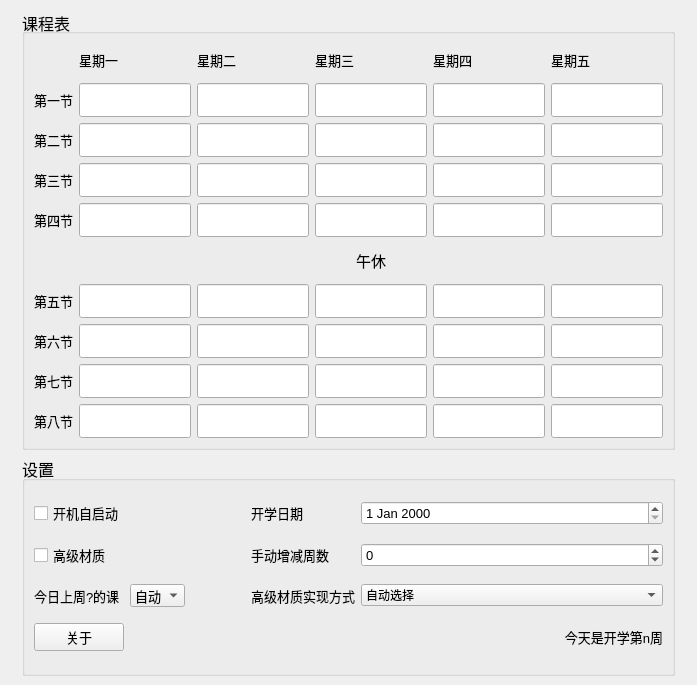
Above: mainwindow.ui from ooorange-git/SmartSchedule before the change. Below: the same form after it.
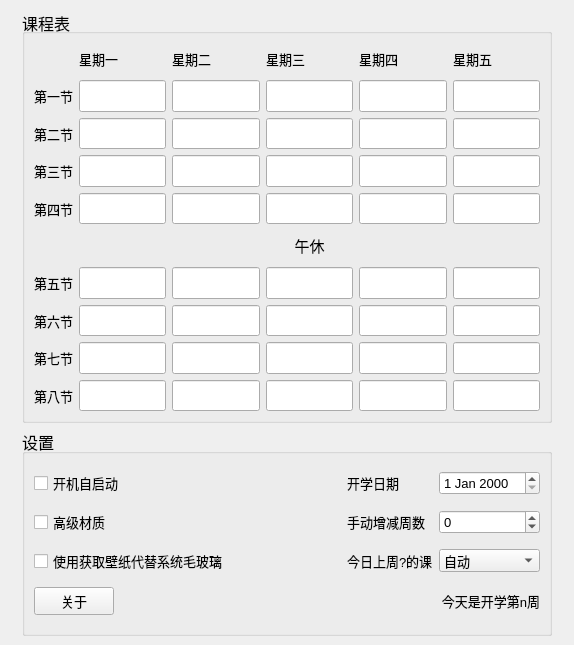
That is the form after the change. Icons and pictures are not drawn.

Diff of the .ui file:
```diff
--- a/mainwindow.ui
+++ b/mainwindow.ui
@@ -6,8 +6,8 @@
    <rect>
     <x>0</x>
     <y>0</y>
-    <width>623</width>
-    <height>685</height>
+    <width>574</width>
+    <height>645</height>
    </rect>
   </property>
   <property name="windowTitle">
@@ -835,20 +835,8 @@
       <property name="title">
        <string>设置</string>
       </property>
-      <layout class="QGridLayout" name="gridLayout" columnstretch="1,2,1,1,1">
-       <item row="1" column="3">
-        <widget class="QLabel" name="label">
-         <property name="font">
-          <font>
-           <pointsize>10</pointsize>
-          </font>
-         </property>
-         <property name="text">
-          <string>手动增减周数</string>
-         </property>
-        </widget>
-       </item>
-       <item row="2" column="1">
+      <layout class="QGridLayout" name="gridLayout" columnstretch="1,0,0,0,0">
+       <item row="2" column="4">
         <widget class="QComboBox" name="day">
          <property name="font">
           <font>
@@ -887,27 +875,51 @@
          </item>
         </widget>
        </item>
-       <item row="0" column="3">
-        <widget class="QLabel" name="label_2">
+       <item row="1" column="4">
+        <widget class="QSpinBox" name="spinBox">
+         <property name="sizePolicy">
+          <sizepolicy hsizetype="Preferred" vsizetype="Fixed">
+           <horstretch>0</horstretch>
+           <verstretch>0</verstretch>
+          </sizepolicy>
+         </property>
          <property name="font">
           <font>
            <pointsize>10</pointsize>
           </font>
          </property>
-         <property name="text">
-          <string>开学日期</string>
+         <property name="minimum">
+          <number>-10</number>
+         </property>
+         <property name="maximum">
+          <number>10</number>
          </property>
         </widget>
        </item>
-       <item row="1" column="0">
-        <widget class="QCheckBox" name="checkBox">
+       <item row="3" column="0" colspan="3">
+        <widget class="QPushButton" name="aboutButton">
+         <property name="enabled">
+          <bool>true</bool>
+         </property>
+         <property name="sizePolicy">
+          <sizepolicy hsizetype="Fixed" vsizetype="Fixed">
+           <horstretch>0</horstretch>
+           <verstretch>0</verstretch>
+          </sizepolicy>
+         </property>
+         <property name="baseSize">
+          <size>
+           <width>0</width>
+           <height>0</height>
+          </size>
+         </property>
          <property name="font">
           <font>
            <pointsize>10</pointsize>
           </font>
          </property>
          <property name="text">
-          <string>高级材质</string>
+          <string>关于</string>
          </property>
         </widget>
        </item>
@@ -932,8 +944,8 @@
          </property>
         </widget>
        </item>
-       <item row="0" column="4">
-        <widget class="QDateEdit" name="dateEdit">
+       <item row="2" column="0" colspan="2">
+        <widget class="QCheckBox" name="checkBox_2">
          <property name="sizePolicy">
           <sizepolicy hsizetype="Preferred" vsizetype="Fixed">
            <horstretch>0</horstretch>
@@ -945,17 +957,8 @@
            <pointsize>10</pointsize>
           </font>
          </property>
-        </widget>
-       </item>
-       <item row="2" column="3">
-        <widget class="QLabel" name="label_10">
-         <property name="font">
-          <font>
-           <pointsize>10</pointsize>
-          </font>
-         </property>
          <property name="text">
-          <string>高级材质实现方式</string>
+          <string>使用获取壁纸代替系统毛玻璃</string>
          </property>
         </widget>
        </item>
@@ -974,75 +977,7 @@
          </property>
         </widget>
        </item>
-       <item row="1" column="4">
-        <widget class="QSpinBox" name="spinBox">
-         <property name="sizePolicy">
-          <sizepolicy hsizetype="Preferred" vsizetype="Fixed">
-           <horstretch>0</horstretch>
-           <verstretch>0</verstretch>
-          </sizepolicy>
-         </property>
-         <property name="font">
-          <font>
-           <pointsize>10</pointsize>
-          </font>
-         </property>
-         <property name="minimum">
-          <number>-10</number>
-         </property>
-         <property name="maximum">
-          <number>10</number>
-         </property>
-        </widget>
-       </item>
-       <item row="2" column="4">
-        <widget class="QComboBox" name="comboBox">
-         <property name="font">
-          <font>
-           <pointsize>9</pointsize>
-          </font>
-         </property>
-         <item>
-          <property name="text">
-           <string>自动选择</string>
-          </property>
-         </item>
-         <item>
-          <property name="text">
-           <string>(Windows10以上)SetWindowCompositionAttribute</string>
-          </property>
-         </item>
-         <item>
-          <property name="text">
-           <string>(Windows7)DWMBlurBehindWindow</string>
-          </property>
-         </item>
-         <item>
-          <property name="text">
-           <string>(通用)自制壁纸模糊算法</string>
-          </property>
-         </item>
-        </widget>
-       </item>
-       <item row="3" column="0">
-        <widget class="QPushButton" name="aboutButton">
-         <property name="sizePolicy">
-          <sizepolicy hsizetype="Preferred" vsizetype="Fixed">
-           <horstretch>0</horstretch>
-           <verstretch>0</verstretch>
-          </sizepolicy>
-         </property>
-         <property name="font">
-          <font>
-           <pointsize>10</pointsize>
-          </font>
-         </property>
-         <property name="text">
-          <string>关于</string>
-         </property>
-        </widget>
-       </item>
-       <item row="2" column="0">
+       <item row="2" column="3">
         <widget class="QLabel" name="label_3">
          <property name="font">
           <font>
@@ -1054,17 +989,68 @@
          </property>
         </widget>
        </item>
-       <item row="2" column="2">
+       <item row="0" column="3">
+        <widget class="QLabel" name="label_2">
+         <property name="font">
+          <font>
+           <pointsize>10</pointsize>
+          </font>
+         </property>
+         <property name="text">
+          <string>开学日期</string>
+         </property>
+        </widget>
+       </item>
+       <item row="0" column="4">
+        <widget class="QDateEdit" name="dateEdit">
+         <property name="sizePolicy">
+          <sizepolicy hsizetype="Preferred" vsizetype="Fixed">
+           <horstretch>0</horstretch>
+           <verstretch>0</verstretch>
+          </sizepolicy>
+         </property>
+         <property name="font">
+          <font>
+           <pointsize>10</pointsize>
+          </font>
+         </property>
+        </widget>
+       </item>
+       <item row="1" column="0">
+        <widget class="QCheckBox" name="checkBox">
+         <property name="font">
+          <font>
+           <pointsize>10</pointsize>
+          </font>
+         </property>
+         <property name="text">
+          <string>高级材质</string>
+         </property>
+        </widget>
+       </item>
+       <item row="1" column="3">
+        <widget class="QLabel" name="label">
+         <property name="font">
+          <font>
+           <pointsize>10</pointsize>
+          </font>
+         </property>
+         <property name="text">
+          <string>手动增减周数</string>
+         </property>
+        </widget>
+       </item>
+       <item row="1" column="2">
         <spacer name="horizontalSpacer">
          <property name="orientation">
           <enum>Qt::Horizontal</enum>
          </property>
          <property name="sizeType">
-          <enum>QSizePolicy::Fixed</enum>
+          <enum>QSizePolicy::Preferred</enum>
          </property>
          <property name="sizeHint" stdset="0">
           <size>
-           <width>60</width>
+           <width>40</width>
            <height>20</height>
           </size>
          </property>
```
